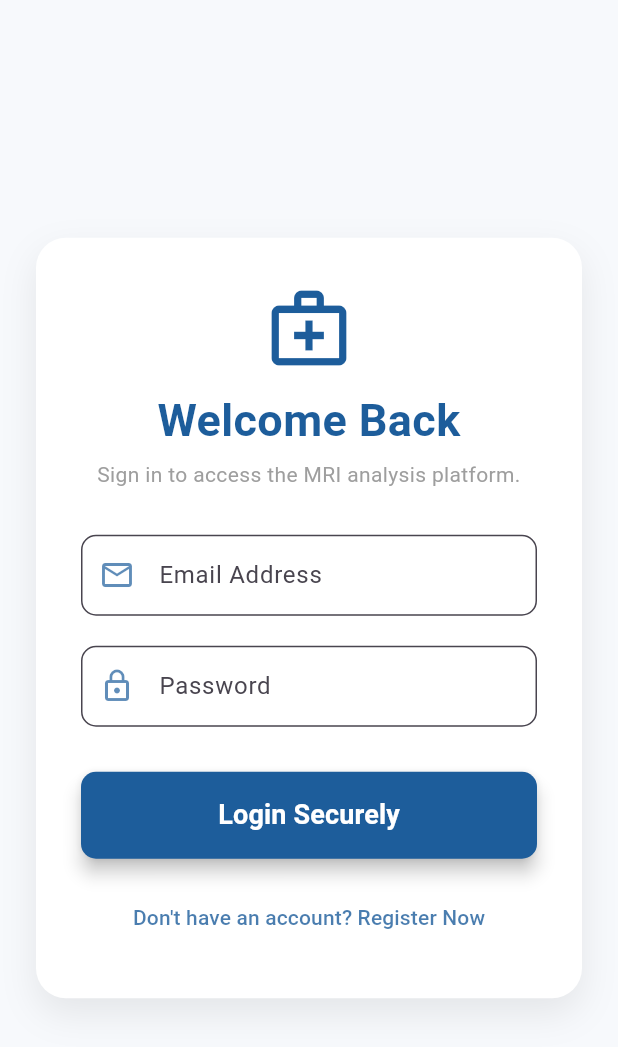
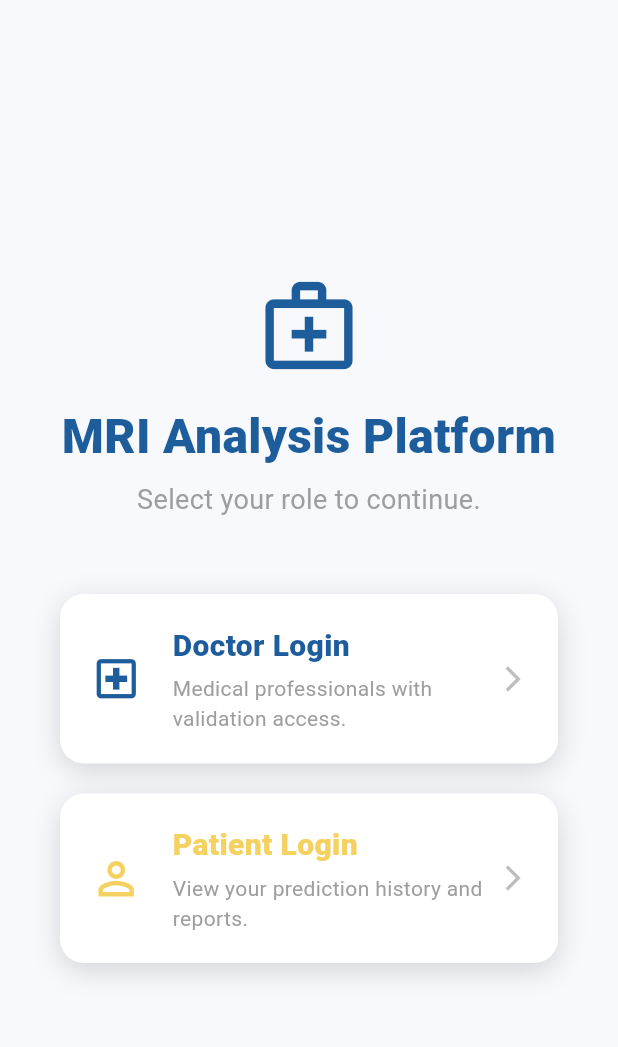
Before and after one commit to Charan-M-S/Brain_tumor_prediction_Frontend_flutter, a Flutter app: the screen it shows after launch, on a phone screen of 412 x 824 dp. Shown: the top 1047 px of the screen. Run offline on Flutter 3.47's test engine with Material 3 defaults, Android fonts, the phone set to English and light mode, and no system bars; our stand-ins replace flutter_secure_storage, image_picker.

Commit message:
UI improved

```diff
--- a/lib/main.dart
+++ b/lib/main.dart
@@ -1,6 +1,9 @@
 import 'package:flutter/material.dart';
 import 'screens/login_screen.dart';
 import 'screens/register_screen.dart';
+import 'screens/doctor/doctor_dashboard.dart';
+import 'screens/patient/patient_dashboard.dart';
+import 'screens/Home_page.dart';
 
 void main() {
   runApp(MyApp());
@@ -11,10 +14,13 @@ class MyApp extends StatelessWidget {
   Widget build(BuildContext context) {
     return MaterialApp(
       title: "Brain Tumor App",
-      initialRoute: "/login",
+      initialRoute: "/home",
       routes: {
         "/login": (_) => LoginScreen(),
         "/register": (_) => RegisterScreen(),
+        "/doctor": (_) => DoctorDashboard(),
+        '/patient': (_) => PatientDashboard(),
+        '/home': (_) => HomePage(),
       },
     );
   }
--- /dev/null
+++ b/lib/screens/Home_page.dart
@@ -0,0 +1,255 @@
+import 'package:flutter/material.dart';
+
+// --- Color Palette (Consistent with other screens) ---
+const Color primaryColor = Color(0xFF1D5D9B);
+const Color accentColor = Color(0xFFF4D160);
+const Color backgroundColor = Color(0xFFF7F9FC);
+
+class HomePage extends StatelessWidget {
+  const HomePage({super.key});
+
+  void _navigateToLogin(BuildContext context) {
+    Navigator.pushNamed(context, '/login');
+  }
+
+  @override
+  Widget build(BuildContext context) {
+    return Scaffold(
+      backgroundColor: backgroundColor,
+      body: LayoutBuilder(
+        // Use LayoutBuilder for dynamic adaptation
+        builder: (context, constraints) {
+          final double screenWidth = constraints.maxWidth;
+          // Define breakpoints for layout switching
+          final bool isTabletOrDesktop = screenWidth > 800;
+          final bool isDesktop = screenWidth > 1200;
+
+          return Center(
+            child: SingleChildScrollView(
+              padding: const EdgeInsets.all(40.0),
+              child: Container(
+                constraints: const BoxConstraints(maxWidth: 1200),
+                child: isTabletOrDesktop
+                    ? _buildTwoColumnLayout(context, isDesktop)
+                    : _buildSingleColumnLayout(context),
+              ),
+            ),
+          );
+        },
+      ),
+    );
+  }
+
+  // --- Layout Builders ---
+
+  // Layout for wide screens (Desktop/Large Tablet)
+  Widget _buildTwoColumnLayout(BuildContext context, bool isDesktop) {
+    return Row(
+      mainAxisAlignment: MainAxisAlignment.center,
+      crossAxisAlignment: CrossAxisAlignment.center,
+      children: [
+        // Left Section: Hero Text
+        Expanded(
+          flex: isDesktop
+              ? 3
+              : 2, // Give more space to text on ultra-wide screens
+          child: Padding(
+            padding: const EdgeInsets.only(right: 60.0),
+            child: Column(
+              crossAxisAlignment: CrossAxisAlignment.start,
+              mainAxisAlignment: MainAxisAlignment.center,
+              children: [
+                Text(
+                  'Digital Diagnostics',
+                  style: TextStyle(
+                    fontSize: 24, // Slightly larger on desktop
+                    fontWeight: FontWeight.w600,
+                    color: primaryColor.withOpacity(0.7),
+                  ),
+                ),
+                const SizedBox(height: 10),
+                Text(
+                  'MRI Analysis Platform',
+                  style: TextStyle(
+                    fontSize: isDesktop ? 60 : 48, // Adaptive font size
+                    fontWeight: FontWeight.w900,
+                    color: primaryColor,
+                    height: 1.1,
+                  ),
+                ),
+                const SizedBox(height: 20),
+                const Text(
+                  'Access advanced AI-powered tools for quick and accurate tumor prediction and validation.',
+                  style: TextStyle(fontSize: 18, color: Colors.grey),
+                ),
+              ],
+            ),
+          ),
+        ),
+
+        // Right Section: Role Selection Buttons
+        Expanded(
+          flex: 2,
+          child: Column(
+            mainAxisSize: MainAxisSize.min,
+            children: [
+              _buildRoleButton(
+                context,
+                title: 'Doctor Login',
+                subtitle: 'Medical professionals with validation access.',
+                icon: Icons.local_hospital_outlined,
+                color: primaryColor,
+                onTap: () => _navigateToLogin(context),
+                isWideScreen: true,
+              ),
+              const SizedBox(height: 30),
+              _buildRoleButton(
+                context,
+                title: 'Patient Login',
+                subtitle: 'View your prediction history and reports.',
+                icon: Icons.person_outline,
+                color: accentColor,
+                onTap: () => _navigateToLogin(context),
+                isWideScreen: true,
+              ),
+            ],
+          ),
+        ),
+      ],
+    );
+  }
+
+  // Layout for narrow screens (Mobile/Small Tablet)
+  Widget _buildSingleColumnLayout(BuildContext context) {
+    return Column(
+      mainAxisAlignment: MainAxisAlignment.center,
+      mainAxisSize: MainAxisSize.min,
+      children: [
+        // Branding/Logo
+        Icon(Icons.medical_services_outlined, size: 70, color: primaryColor),
+        const SizedBox(height: 20),
+        Text(
+          'MRI Analysis Platform',
+          style: TextStyle(
+            fontSize: 32,
+            fontWeight: FontWeight.w900,
+            color: primaryColor,
+            height: 1.2,
+          ),
+          textAlign: TextAlign.center,
+        ),
+        const SizedBox(height: 10),
+        const Text(
+          'Select your role to continue.',
+          style: TextStyle(fontSize: 18, color: Colors.grey),
+          textAlign: TextAlign.center,
+        ),
+
+        const SizedBox(height: 50),
+
+        // Buttons
+        _buildRoleButton(
+          context,
+          title: 'Doctor Login',
+          subtitle: 'Medical professionals with validation access.',
+          icon: Icons.local_hospital_outlined,
+          color: primaryColor,
+          onTap: () => _navigateToLogin(context),
+          isWideScreen: false,
+        ),
+        const SizedBox(height: 20),
+        _buildRoleButton(
+          context,
+          title: 'Patient Login',
+          subtitle: 'View your prediction history and reports.',
+          icon: Icons.person_outline,
+          color: accentColor,
+          onTap: () => _navigateToLogin(context),
+          isWideScreen: false,
+        ),
+      ],
+    );
+  }
+
+  // --- Custom Button Widget ---
+
+  Widget _buildRoleButton(
+    BuildContext context, {
+    required String title,
+    required String subtitle,
+    required IconData icon,
+    required Color color,
+    required VoidCallback onTap,
+    required bool isWideScreen, // New parameter for dynamic sizing
+  }) {
+    // Dynamic sizing adjustment for padding/font size
+    final double verticalPadding = isWideScreen ? 30 : 20;
+    final double iconSize = isWideScreen ? 45 : 35;
+    final double titleSize = isWideScreen ? 24 : 20;
+
+    return Container(
+      width: double.infinity,
+      decoration: BoxDecoration(
+        color: Colors.white,
+        borderRadius: BorderRadius.circular(16),
+        boxShadow: [
+          BoxShadow(
+            color: Colors.black.withOpacity(0.15),
+            blurRadius: 15,
+            offset: const Offset(0, 5),
+          ),
+        ],
+      ),
+      child: Material(
+        color: Colors.transparent,
+        child: InkWell(
+          onTap: onTap,
+          borderRadius: BorderRadius.circular(16),
+          splashColor: color.withOpacity(0.1),
+          hoverColor: color.withOpacity(0.05),
+
+          child: Padding(
+            padding: EdgeInsets.symmetric(
+              vertical: verticalPadding,
+              horizontal: 20,
+            ),
+            child: Row(
+              children: [
+                Icon(icon, size: iconSize, color: color),
+                const SizedBox(width: 20),
+                Expanded(
+                  child: Column(
+                    crossAxisAlignment: CrossAxisAlignment.start,
+                    children: [
+                      Text(
+                        title,
+                        style: TextStyle(
+                          fontSize: titleSize,
+                          fontWeight: FontWeight.w800,
+                          color: color,
+                        ),
+                      ),
+                      const SizedBox(height: 4),
+                      Text(
+                        subtitle,
+                        style: const TextStyle(
+                          fontSize: 14,
+                          color: Colors.grey,
+                        ),
+                      ),
+                    ],
+                  ),
+                ),
+                Icon(
+                  Icons.arrow_forward_ios,
+                  size: 20,
+                  color: Colors.grey[400],
+                ),
+              ],
+            ),
+          ),
+        ),
+      ),
+    );
+  }
+}
--- a/lib/screens/login_screen.dart
+++ b/lib/screens/login_screen.dart
@@ -1,8 +1,6 @@
 import 'package:flutter/material.dart';
 import 'package:flutter_secure_storage/flutter_secure_storage.dart';
 import '../../services/api_service.dart';
-import 'doctor/doctor_dashboard.dart'; // Ensure this path is correct
-import 'patient/patient_dashboard.dart'; // Ensure this path is correct
 
 // Define the Color Palette (same as DoctorDashboard for consistency)
 const Color primaryColor = Color(0xFF1D5D9B); // Darker Blue
@@ -55,15 +53,9 @@ class _LoginScreenState extends State<LoginScreen> {
         // Navigate based on role
         final role = res["role"];
         if (role == "doctor") {
-          Navigator.pushReplacement(
-            context,
-            MaterialPageRoute(builder: (_) => DoctorDashboard()),
-          );
+          Navigator.pushReplacementNamed(context, "/doctor");
         } else {
-          Navigator.pushReplacement(
-            context,
-            MaterialPageRoute(builder: (_) => PatientDashboard()),
-          );
+          Navigator.pushReplacementNamed(context, "/patient");
         }
       } else {
         ScaffoldMessenger.of(context).showSnackBar(
```
Also changed, not shown: lib/screens/doctor/doctor_dashboard.dart (+7 -21 lines), lib/screens/doctor/prediction_history.dart (+19 -28 lines), lib/screens/doctor/upload_mri_screen.dart (+20 -28 lines), lib/screens/patient/patient_dashboard.dart (+67 -31 lines), lib/screens/patient/my_predictions.dart (deleted).
